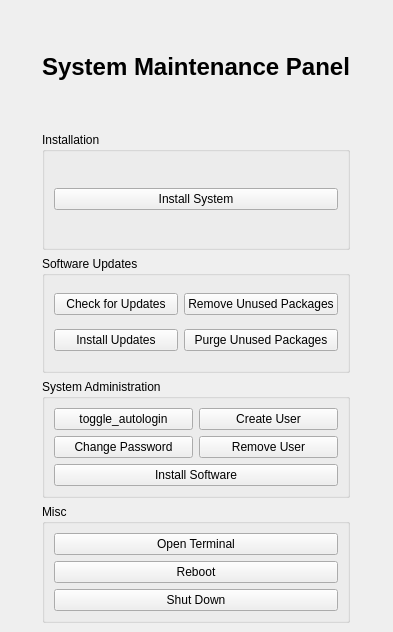
Qt form ui/ui_mainwindow.ui (Kicksecure/sysmaint-panel) before a commit.
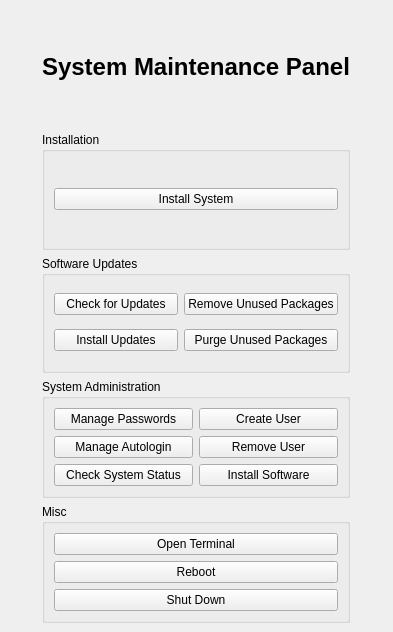
The same form after that commit.

Commit message: Add buttons for launching autologinchange and systemcheck, prevent absolute paths from being leaked in built UI files

Diff of the .ui file:
```diff
--- a/ui/ui_mainwindow.ui
+++ b/ui/ui_mainwindow.ui
@@ -104,16 +104,6 @@
       </property>
       <layout class="QGridLayout" name="gridLayout_2">
        <item row="1" column="1">
-        <widget class="QPushButton" name="removeUserButton">
-         <property name="toolTip">
-          <string>&lt;html&gt;&lt;head/&gt;&lt;body&gt;&lt;p&gt;Deletes an existing user account. &lt;span style=&quot; font-weight:600;&quot;&gt;This cannot be undone!&lt;/span&gt;&lt;/p&gt;&lt;/body&gt;&lt;/html&gt;</string>
-         </property>
-         <property name="text">
-          <string>Remove User</string>
-         </property>
-        </widget>
-       </item>
-       <item row="0" column="1">
         <widget class="QPushButton" name="createUserButton">
          <property name="toolTip">
           <string>&lt;html&gt;&lt;head/&gt;&lt;body&gt;&lt;p&gt;Creates a new user account.&lt;/p&gt;&lt;/body&gt;&lt;/html&gt;</string>
@@ -123,17 +113,17 @@
          </property>
         </widget>
        </item>
-       <item row="1" column="0">
-        <widget class="QPushButton" name="changePasswordButton">
+       <item row="2" column="1">
+        <widget class="QPushButton" name="removeUserButton">
          <property name="toolTip">
-          <string>&lt;html&gt;&lt;head/&gt;&lt;body&gt;&lt;p&gt;Changes the password for a user account.&lt;/p&gt;&lt;/body&gt;&lt;/html&gt;</string>
+          <string>&lt;html&gt;&lt;head/&gt;&lt;body&gt;&lt;p&gt;Deletes an existing user account. &lt;span style=&quot; font-weight:600;&quot;&gt;This cannot be undone!&lt;/span&gt;&lt;/p&gt;&lt;/body&gt;&lt;/html&gt;</string>
          </property>
          <property name="text">
-          <string>Change Password</string>
+          <string>Remove User</string>
          </property>
         </widget>
        </item>
-       <item row="2" column="0" colspan="2">
+       <item row="3" column="1">
         <widget class="QPushButton" name="installSoftwareButton">
          <property name="toolTip">
           <string>&lt;html&gt;&lt;head/&gt;&lt;body&gt;&lt;p&gt;Allows you to search for and install software through the apt package manager.&lt;/p&gt;&lt;/body&gt;&lt;/html&gt;</string>
@@ -143,10 +133,33 @@
          </property>
         </widget>
        </item>
-       <item row="0" column="0">
-        <widget class="QPushButton" name="autologinToggleButton">
+       <item row="3" column="0">
+        <widget class="QPushButton" name="checkSystemStatusButton">
+         <property name="toolTip">
+          <string>&lt;html&gt;&lt;head/&gt;&lt;body&gt;&lt;p&gt;Runs the System Check utility.&lt;/p&gt;&lt;/body&gt;&lt;/html&gt;</string>
+         </property>
          <property name="text">
-          <string>toggle_autologin</string>
+          <string>Check System Status</string>
+         </property>
+        </widget>
+       </item>
+       <item row="2" column="0">
+        <widget class="QPushButton" name="manageAutologinButton">
+         <property name="toolTip">
+          <string>&lt;html&gt;&lt;head/&gt;&lt;body&gt;&lt;p&gt;Enables or disables autologin for a user account.&lt;/p&gt;&lt;/body&gt;&lt;/html&gt;</string>
+         </property>
+         <property name="text">
+          <string>Manage Autologin</string>
+         </property>
+        </widget>
+       </item>
+       <item row="1" column="0">
+        <widget class="QPushButton" name="managePasswordsButton">
+         <property name="toolTip">
+          <string>&lt;html&gt;&lt;head/&gt;&lt;body&gt;&lt;p&gt;Changes the password for a user account.&lt;/p&gt;&lt;/body&gt;&lt;/html&gt;</string>
+         </property>
+         <property name="text">
+          <string>Manage Passwords</string>
          </property>
         </widget>
        </item>
```
The commit also changes 9 other files.
